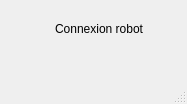
Qt form PluginModules/MessagerieBot/ihm_MessagerieBot.ui (CRLG/LABOTBOX) before a commit.
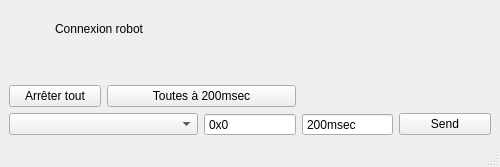
The same form after that commit. Custom widgets are drawn as their Qt base class.

Commit message: #6 Modification possible de la période des trames émises par le robot depuis Labotbox

Diff of the .ui file:
```diff
--- a/PluginModules/MessagerieBot/ihm_MessagerieBot.ui
+++ b/PluginModules/MessagerieBot/ihm_MessagerieBot.ui
@@ -6,16 +6,16 @@
    <rect>
     <x>0</x>
     <y>0</y>
-    <width>187</width>
-    <height>104</height>
+    <width>500</width>
+    <height>167</height>
    </rect>
   </property>
   <property name="windowTitle">
    <string>MainWindow</string>
   </property>
   <widget class="QWidget" name="centralwidget">
-   <layout class="QFormLayout" name="formLayout_2">
-    <item row="0" column="0">
+   <layout class="QGridLayout" name="gridLayout">
+    <item row="0" column="0" colspan="2">
      <layout class="QFormLayout" name="formLayout">
       <item row="0" column="0">
        <widget class="QLed" name="led_connexion_robot">
@@ -54,6 +54,77 @@
       </item>
      </layout>
     </item>
+    <item row="1" column="0">
+     <widget class="QPushButton" name="pb_ArreterToutesTrames">
+      <property name="text">
+       <string>Arrêter tout</string>
+      </property>
+     </widget>
+    </item>
+    <item row="1" column="1" colspan="2">
+     <widget class="QPushButton" name="pb_ToutesTrames200ms">
+      <property name="text">
+       <string>Toutes à 200msec</string>
+      </property>
+     </widget>
+    </item>
+    <item row="2" column="0" colspan="2">
+     <widget class="QComboBox" name="ConfigListeTrames"/>
+    </item>
+    <item row="2" column="2">
+     <widget class="QSpinBox" name="ConfigID">
+      <property name="enabled">
+       <bool>true</bool>
+      </property>
+      <property name="toolTip">
+       <string>0xFFFF pour affecter toutes les trames</string>
+      </property>
+      <property name="readOnly">
+       <bool>false</bool>
+      </property>
+      <property name="buttonSymbols">
+       <enum>QAbstractSpinBox::NoButtons</enum>
+      </property>
+      <property name="prefix">
+       <string>0x</string>
+      </property>
+      <property name="maximum">
+       <number>999999999</number>
+      </property>
+      <property name="displayIntegerBase">
+       <number>16</number>
+      </property>
+     </widget>
+    </item>
+    <item row="2" column="3">
+     <widget class="QSpinBox" name="ConfigPeriode">
+      <property name="toolTip">
+       <string>-1 pour que la trame soit arrêtée</string>
+      </property>
+      <property name="buttonSymbols">
+       <enum>QAbstractSpinBox::NoButtons</enum>
+      </property>
+      <property name="suffix">
+       <string>msec</string>
+      </property>
+      <property name="minimum">
+       <number>-32768</number>
+      </property>
+      <property name="maximum">
+       <number>32767</number>
+      </property>
+      <property name="value">
+       <number>200</number>
+      </property>
+     </widget>
+    </item>
+    <item row="2" column="4">
+     <widget class="QPushButton" name="pb_SendConfigPeriode">
+      <property name="text">
+       <string>Send</string>
+      </property>
+     </widget>
+    </item>
    </layout>
   </widget>
   <widget class="QMenuBar" name="menubar">
```
Left out of the diff: 2 changed lines with no effect on the pictures. The commit also changes 4 other files.
